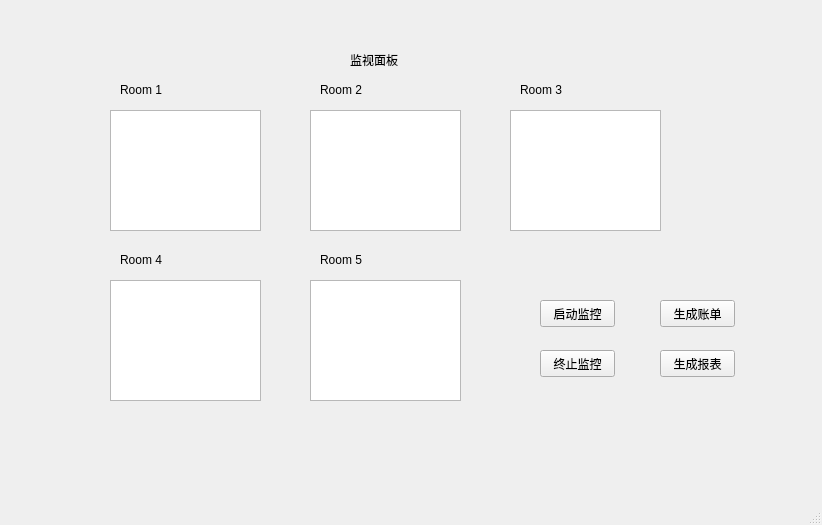
The window that ManagerClient/mainwindow.ui (starsload/46572020) describes before a commit, drawn with Qt 5.
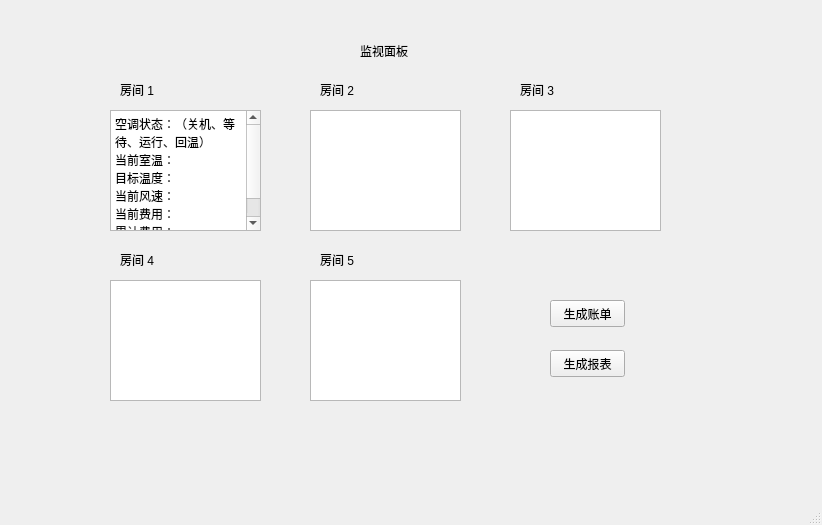
The same window after the commit.

The edit to the form file:
```diff
--- a/ManagerClient/mainwindow.ui
+++ b/ManagerClient/mainwindow.ui
@@ -24,20 +24,7 @@
      </rect>
     </property>
     <property name="text">
-     <string>Room 3</string>
-    </property>
-   </widget>
-   <widget class="QPushButton" name="pushButton_2">
-    <property name="geometry">
-     <rect>
-      <x>540</x>
-      <y>350</y>
-      <width>75</width>
-      <height>27</height>
-     </rect>
-    </property>
-    <property name="text">
-     <string>终止监控</string>
+     <string>房间 3</string>
     </property>
    </widget>
    <widget class="QLabel" name="label_2">
@@ -50,7 +37,7 @@
      </rect>
     </property>
     <property name="text">
-     <string>Room 2</string>
+     <string>房间 2</string>
     </property>
    </widget>
    <widget class="QTextEdit" name="textEdit_4">
@@ -66,10 +53,10 @@
    <widget class="QLabel" name="label_6">
     <property name="geometry">
      <rect>
-      <x>350</x>
-      <y>50</y>
+      <x>360</x>
+      <y>40</y>
       <width>51</width>
-      <height>19</height>
+      <height>21</height>
      </rect>
     </property>
     <property name="text">
@@ -96,7 +83,7 @@
      </rect>
     </property>
     <property name="text">
-     <string>Room 5</string>
+     <string>房间 5</string>
     </property>
    </widget>
    <widget class="QTextEdit" name="textEdit">
@@ -108,6 +95,19 @@
       <height>121</height>
      </rect>
     </property>
+    <property name="html">
+     <string>&lt;!DOCTYPE HTML PUBLIC &quot;-//W3C//DTD HTML 4.0//EN&quot; &quot;http://www.w3.org/TR/REC-html40/strict.dtd&quot;&gt;
+&lt;html&gt;&lt;head&gt;&lt;meta name=&quot;qrichtext&quot; content=&quot;1&quot; /&gt;&lt;style type=&quot;text/css&quot;&gt;
+p, li { white-space: pre-wrap; }
+&lt;/style&gt;&lt;/head&gt;&lt;body style=&quot; font-family:'SimSun'; font-size:9pt; font-weight:400; font-style:normal;&quot;&gt;
+&lt;p style=&quot; margin-top:0px; margin-bottom:0px; margin-left:0px; margin-right:0px; -qt-block-indent:0; text-indent:0px;&quot;&gt;空调状态：（关机、等待、运行、回温）&lt;/p&gt;
+&lt;p style=&quot; margin-top:0px; margin-bottom:0px; margin-left:0px; margin-right:0px; -qt-block-indent:0; text-indent:0px;&quot;&gt;当前室温：&lt;/p&gt;
+&lt;p style=&quot; margin-top:0px; margin-bottom:0px; margin-left:0px; margin-right:0px; -qt-block-indent:0; text-indent:0px;&quot;&gt;目标温度：&lt;/p&gt;
+&lt;p style=&quot; margin-top:0px; margin-bottom:0px; margin-left:0px; margin-right:0px; -qt-block-indent:0; text-indent:0px;&quot;&gt;当前风速：&lt;/p&gt;
+&lt;p style=&quot; margin-top:0px; margin-bottom:0px; margin-left:0px; margin-right:0px; -qt-block-indent:0; text-indent:0px;&quot;&gt;当前费用：&lt;/p&gt;
+&lt;p style=&quot; margin-top:0px; margin-bottom:0px; margin-left:0px; margin-right:0px; -qt-block-indent:0; text-indent:0px;&quot;&gt;累计费用：&lt;/p&gt;
+&lt;p style=&quot;-qt-paragraph-type:empty; margin-top:0px; margin-bottom:0px; margin-left:0px; margin-right:0px; -qt-block-indent:0; text-indent:0px;&quot;&gt;&lt;br /&gt;&lt;/p&gt;&lt;/body&gt;&lt;/html&gt;</string>
+    </property>
    </widget>
    <widget class="QTextEdit" name="textEdit_5">
     <property name="geometry">
@@ -139,7 +139,7 @@
      </rect>
     </property>
     <property name="text">
-     <string>Room 4</string>
+     <string>房间 4</string>
     </property>
    </widget>
    <widget class="QLabel" name="label">
@@ -152,26 +152,13 @@
      </rect>
     </property>
     <property name="text">
-     <string>Room 1</string>
-    </property>
-   </widget>
-   <widget class="QPushButton" name="pushButton">
-    <property name="geometry">
-     <rect>
-      <x>540</x>
-      <y>300</y>
-      <width>75</width>
-      <height>27</height>
-     </rect>
-    </property>
-    <property name="text">
-     <string>启动监控</string>
+     <string>房间 1</string>
     </property>
    </widget>
    <widget class="QPushButton" name="ptn_makeInvoice">
     <property name="geometry">
      <rect>
-      <x>660</x>
+      <x>550</x>
       <y>300</y>
       <width>75</width>
       <height>27</height>
@@ -184,7 +171,7 @@
    <widget class="QPushButton" name="ptn_makeReport">
     <property name="geometry">
      <rect>
-      <x>660</x>
+      <x>550</x>
       <y>350</y>
       <width>75</width>
       <height>27</height>
```
Left out of the diff: 2 changed lines with no effect on the pictures.
